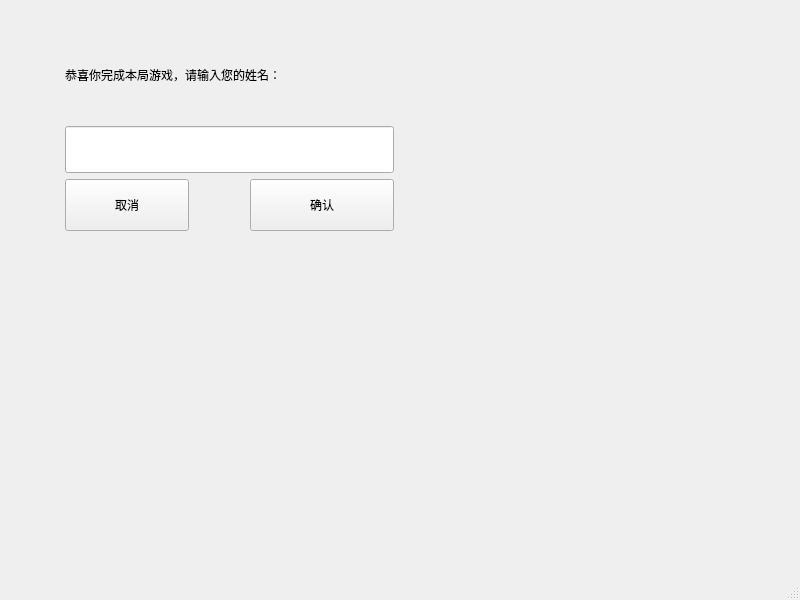
littlemou/WINMINE, file coo-file-2/dialog.ui: the form before one commit.
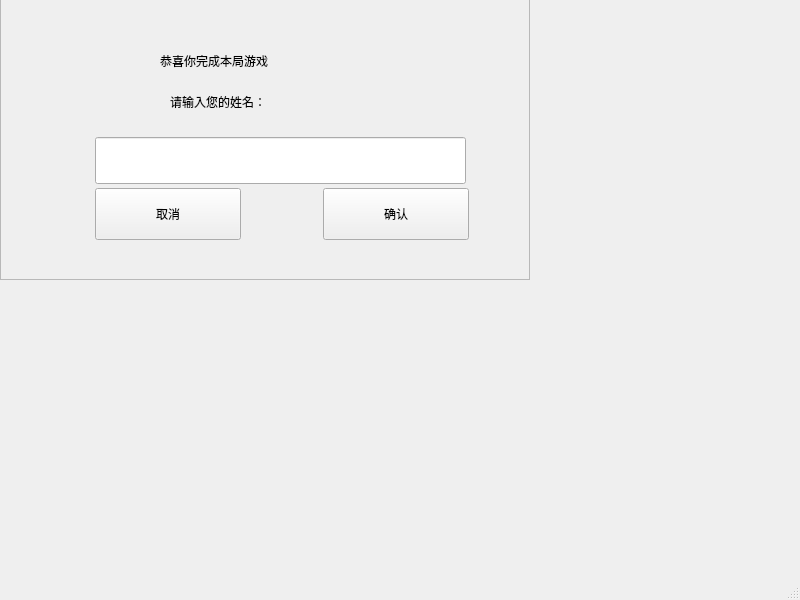
The form after the commit. Icons and pictures are not drawn.

Diff of the .ui file:
```diff
--- a/coo-file-2/dialog.ui
+++ b/coo-file-2/dialog.ui
@@ -14,21 +14,52 @@
    <string>MainWindow</string>
   </property>
   <widget class="QWidget" name="centralwidget">
-   <widget class="QWidget" name="gridLayoutWidget">
+   <widget class="QFrame" name="frame">
     <property name="geometry">
      <rect>
-      <x>10</x>
-      <y>30</y>
-      <width>441</width>
-      <height>201</height>
+      <x>0</x>
+      <y>-10</y>
+      <width>530</width>
+      <height>290</height>
      </rect>
     </property>
-    <layout class="QGridLayout" name="gridLayout">
-     <item row="5" column="0">
+    <property name="styleSheet">
+     <string notr="true">#frame{background-image: url(:/new/prefix1/images/back2.jpg);}</string>
+    </property>
+    <property name="frameShape">
+     <enum>QFrame::StyledPanel</enum>
+    </property>
+    <property name="frameShadow">
+     <enum>QFrame::Raised</enum>
+    </property>
+    <widget class="QLabel" name="label_2">
+     <property name="geometry">
+      <rect>
+       <x>170</x>
+       <y>90</y>
+       <width>190</width>
+       <height>44</height>
+      </rect>
+     </property>
+     <property name="styleSheet">
+      <string notr="true">font: 14pt &quot;华文隶书&quot;;</string>
+     </property>
+     <property name="text">
+      <string>请输入您的姓名：</string>
+     </property>
+    </widget>
       <widget class="QPushButton" name="cancel">
+     <property name="geometry">
+      <rect>
+       <x>95</x>
+       <y>198</y>
+       <width>146</width>
+       <height>52</height>
+      </rect>
+     </property>
        <property name="minimumSize">
         <size>
-         <width>0</width>
+       <width>146</width>
          <height>52</height>
         </size>
        </property>
@@ -38,16 +69,41 @@
          <height>16777215</height>
         </size>
        </property>
+     <property name="styleSheet">
+      <string notr="true">font: 12pt &quot;华文楷体&quot;;</string>
+     </property>
        <property name="text">
         <string>取消</string>
        </property>
       </widget>
-     </item>
-     <item row="5" column="1">
+    <widget class="QLineEdit" name="lineEdit">
+     <property name="geometry">
+      <rect>
+       <x>95</x>
+       <y>147</y>
+       <width>371</width>
+       <height>47</height>
+      </rect>
+     </property>
+     <property name="minimumSize">
+      <size>
+       <width>0</width>
+       <height>47</height>
+      </size>
+     </property>
+    </widget>
       <widget class="QPushButton" name="ok">
+     <property name="geometry">
+      <rect>
+       <x>323</x>
+       <y>198</y>
+       <width>146</width>
+       <height>52</height>
+      </rect>
+     </property>
        <property name="minimumSize">
         <size>
-         <width>0</width>
+       <width>146</width>
          <height>52</height>
         </size>
        </property>
@@ -57,35 +113,35 @@
          <height>16777215</height>
         </size>
        </property>
+     <property name="styleSheet">
+      <string notr="true">font: 12pt &quot;华文楷体&quot;;</string>
+     </property>
        <property name="text">
         <string>确认</string>
        </property>
       </widget>
-     </item>
-     <item row="2" column="0" colspan="2">
-      <widget class="QLineEdit" name="lineEdit">
-       <property name="minimumSize">
-        <size>
-         <width>0</width>
-         <height>47</height>
-        </size>
-       </property>
-      </widget>
-     </item>
-     <item row="0" column="0" colspan="2">
       <widget class="QLabel" name="label">
+     <property name="geometry">
+      <rect>
+       <x>160</x>
+       <y>55</y>
+       <width>361</width>
+       <height>31</height>
+      </rect>
+     </property>
        <property name="maximumSize">
         <size>
          <width>16777215</width>
          <height>16777200</height>
         </size>
        </property>
+     <property name="styleSheet">
+      <string notr="true">font: 14pt &quot;华文隶书&quot;;</string>
+     </property>
        <property name="text">
-        <string>恭喜你完成本局游戏，请输入您的姓名：</string>
-       </property>
-      </widget>
-     </item>
-    </layout>
+      <string>恭喜你完成本局游戏</string>
+     </property>
+    </widget>
    </widget>
   </widget>
   <widget class="QMenuBar" name="menubar">
```
Lines whose indentation alone changed are shown as unchanged.
